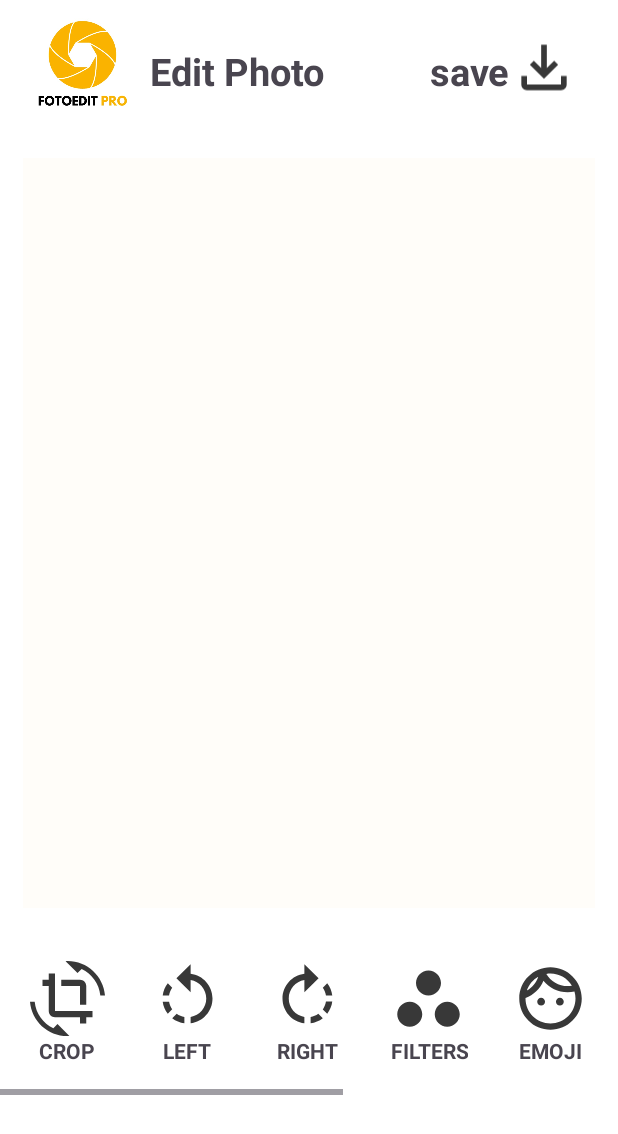
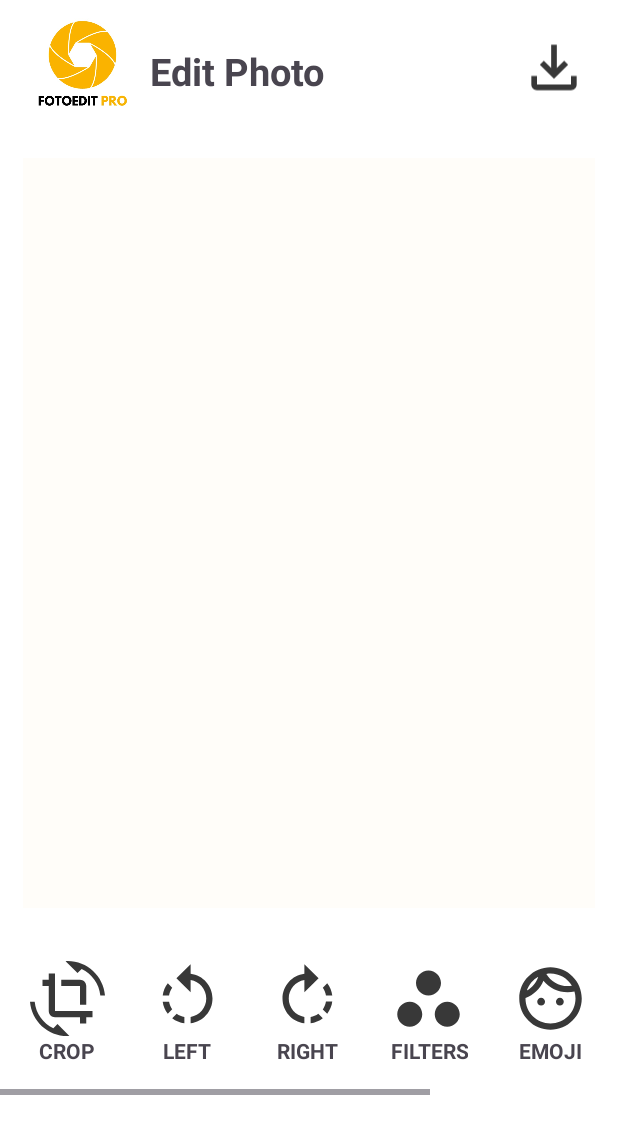
Before and after one commit to hmzza/FotoEditorSMDProj, an Android app: the Editor screen opened directly, with no data from a screen before it, on a phone screen of 412 x 824 dp. Shown: the top 1134 px of the screen. Run offline under Robolectric (Android 15) with nearby library versions, the phone set to English and light mode, and no system bars; libraries missing offline, so code that uses them is left out: com.yalantis.ucrop, jp.co.cyberagent; Roboto replaces fonts that are not available here.

Commit message:
saba fresh files

```diff
--- a/app/src/main/res/drawable/addtexticon.xml
+++ b/app/src/main/res/drawable/addtexticon.xml
@@ -1,4 +1,4 @@
-<vector android:height="24dp" android:tint="#000000"
+<vector android:height="24dp" android:tint="@color/grey"
     android:viewportHeight="24" android:viewportWidth="24"
     android:width="24dp" xmlns:android="http://schemas.android.com/apk/res/android">
     <path android:fillColor="@android:color/white" android:pathData="M2.5,4v3h5v12h3V7h5V4H2.5zM21.5,9h-9v3h3v7h3v-7h3V9z"/>
--- a/app/src/main/res/layout/activity_editor.xml
+++ b/app/src/main/res/layout/activity_editor.xml
@@ -34,20 +34,12 @@
 
             android:textStyle="bold" />
 
-        <TextView
-            android:id="@+id/btn_save_changes"
-            android:layout_width="wrap_content"
-            android:layout_height="wrap_content"
-            android:layout_marginLeft="70dp"
-            android:layout_marginTop="20dp"
-            android:text="save"
-            android:textSize="25dp"
-            android:textStyle="bold" />
 
 
         <ImageView
             android:id="@+id/downlaod"
             android:layout_width="45dp"
+            android:layout_marginLeft="130dp"
             android:layout_height="match_parent"
             android:src="@drawable/downlioad" />
 
@@ -242,50 +234,6 @@
                     android:text="Doodle"
                     android:textStyle="bold" />
             </LinearLayout>
-            <!--        undo icon-->
-            <LinearLayout
-                android:layout_width="wrap_content"
-                android:layout_height="wrap_content"
-                android:layout_marginRight="30dp"
-                android:gravity="center"
-                android:orientation="vertical">
-
-                <ImageView
-                    android:id="@+id/button_undo"
-                    android:layout_width="50dp"
-                    android:layout_height="50dp"
-                    android:src="@drawable/undo" />
-
-                <TextView
-                    android:layout_width="wrap_content"
-                    android:layout_height="wrap_content"
-                    android:gravity="center"
-                    android:text="UNDO"
-                    android:textStyle="bold" />
-            </LinearLayout>
-
-
-            <!--        redo icon-->
-            <LinearLayout
-                android:layout_width="wrap_content"
-                android:layout_height="wrap_content"
-                android:layout_marginRight="20dp"
-                android:gravity="center"
-                android:orientation="vertical">
-
-                <ImageView
-                    android:id="@+id/button_redo"
-                    android:layout_width="50dp"
-                    android:layout_height="50dp"
-                    android:src="@drawable/redo" />
-
-                <TextView
-                    android:layout_width="wrap_content"
-                    android:layout_height="wrap_content"
-                    android:gravity="center"
-                    android:text="REDO"
-                    android:textStyle="bold" />
-            </LinearLayout>
 
             <LinearLayout
                 android:layout_width="wrap_content"
```
